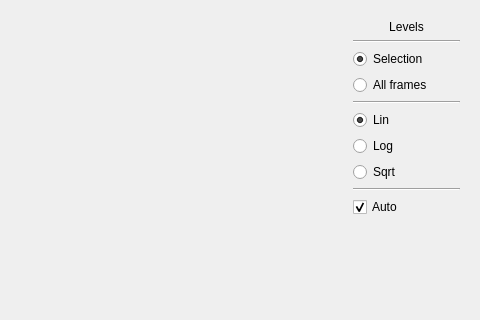
yamedvedya/data_viewer, file data_viewer/uis/frame_view.ui: the form before one commit; both pictures show x 268 to 748 and y 0 to 320 of the 748 by 421 pixel window.
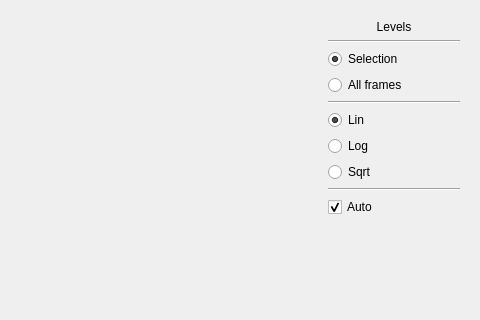
The form after the commit. Custom widgets are drawn as their Qt base class.

```diff
--- a/data_viewer/uis/frame_view.ui
+++ b/data_viewer/uis/frame_view.ui
@@ -17,7 +17,7 @@
    <item>
     <layout class="QVBoxLayout" name="v_layout" stretch="1,0">
      <item>
-      <layout class="QHBoxLayout" name="horizontalLayout" stretch="0,0">
+      <layout class="QHBoxLayout" name="horizontalLayout" stretch="1,0">
        <item>
         <widget class="QWidget" name="view_widget" native="true">
          <layout class="QHBoxLayout" name="view_layout"/>
@@ -27,13 +27,13 @@
         <widget class="QFrame" name="fr_hist">
          <property name="minimumSize">
           <size>
-           <width>125</width>
+           <width>150</width>
            <height>0</height>
           </size>
          </property>
          <property name="maximumSize">
           <size>
-           <width>125</width>
+           <width>200</width>
            <height>16777215</height>
           </size>
          </property>
```
